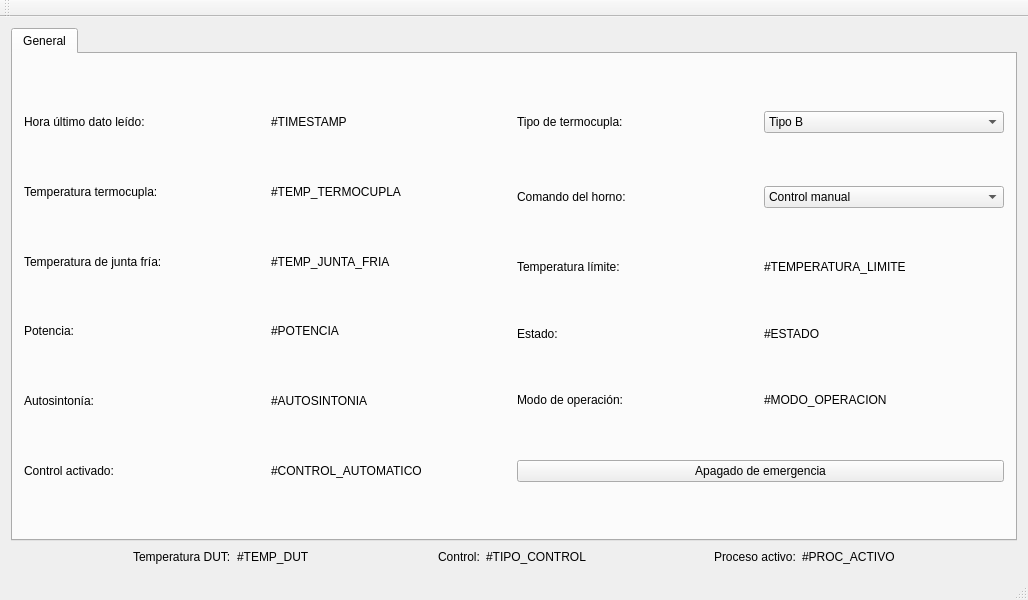
The window that src/view/general_view.ui (martincrxz/induction-heater-software) describes before a commit, drawn with Qt 5.
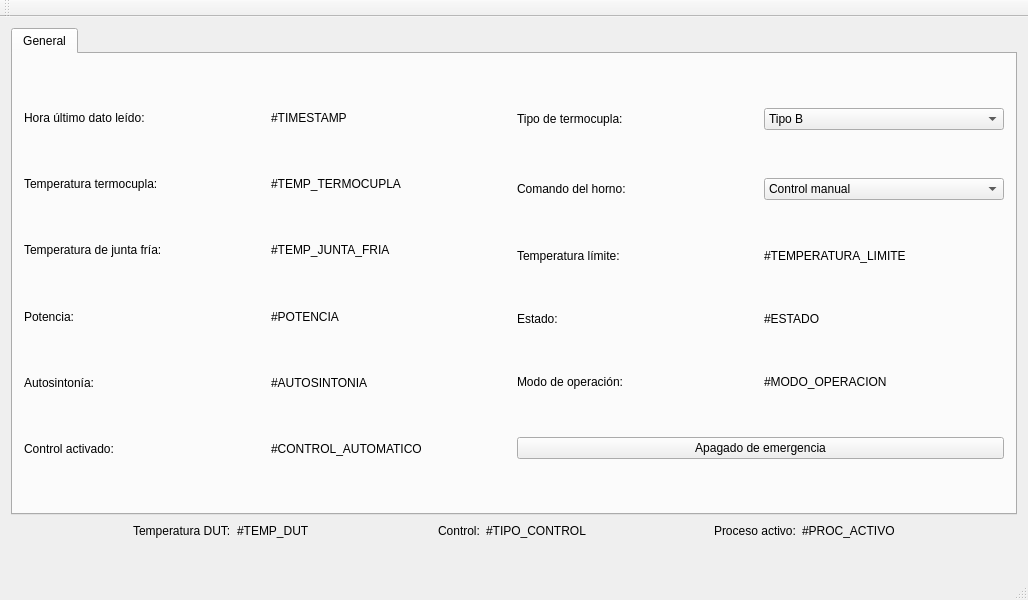
The same window after the commit.

Commit message: NotificationLabel visible para todas las vistas

Patch:
```diff
--- a/src/view/general_view.ui
+++ b/src/view/general_view.ui
@@ -567,6 +567,43 @@
       </item>
      </layout>
     </item>
+    <item>
+     <layout class="QHBoxLayout" name="horizontalLayout_2">
+      <item>
+       <spacer name="horizontalSpacer_6">
+        <property name="orientation">
+         <enum>Qt::Horizontal</enum>
+        </property>
+        <property name="sizeHint" stdset="0">
+         <size>
+          <width>40</width>
+          <height>20</height>
+         </size>
+        </property>
+       </spacer>
+      </item>
+      <item>
+       <widget class="QLabel" name="notificationLabel">
+        <property name="text">
+         <string/>
+        </property>
+       </widget>
+      </item>
+      <item>
+       <spacer name="horizontalSpacer_5">
+        <property name="orientation">
+         <enum>Qt::Horizontal</enum>
+        </property>
+        <property name="sizeHint" stdset="0">
+         <size>
+          <width>40</width>
+          <height>20</height>
+         </size>
+        </property>
+       </spacer>
+      </item>
+     </layout>
+    </item>
    </layout>
   </widget>
   <widget class="QMenuBar" name="menuBar">
```
The commit also changes 14 other files.
